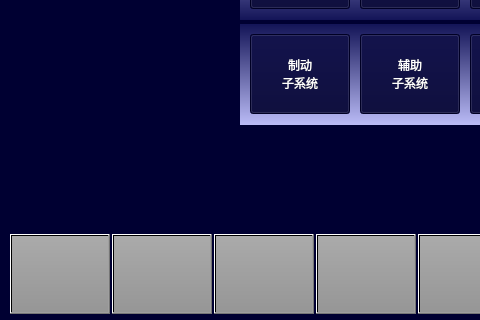
Above: vehiclemaintainpage.ui from 994656234/HHHTL1 before the change; both pictures show x 0 to 480 and y 386 to 706 of the 1024 by 706 pixel window. Below: the same form after it.
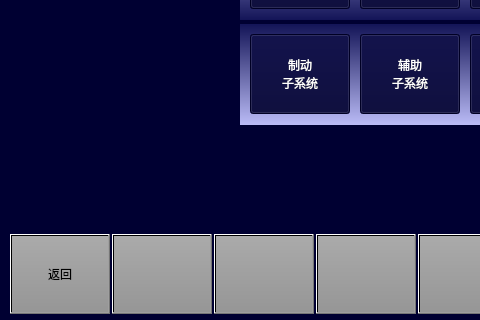
That is the form after the change. Icons and pictures are not drawn.

```diff
--- a/vehiclemaintainpage.ui
+++ b/vehiclemaintainpage.ui
@@ -212,7 +212,7 @@
     <string notr="true">font: 20px, &quot;微软雅黑&quot;;color: black;transparent;background:qlineargradient(spread:pad,x1:0,y1:0,x2:0,y2:1,stop:0 rgba(170,170,170,255),stop:1 rgba(150,150,150,255));</string>
    </property>
    <property name="text">
-    <string/>
+    <string>返回</string>
    </property>
   </widget>
   <widget class="QPushButton" name="BTN_MetroSet">
```
Left out of the diff: 2 changed lines with no effect on the pictures.
